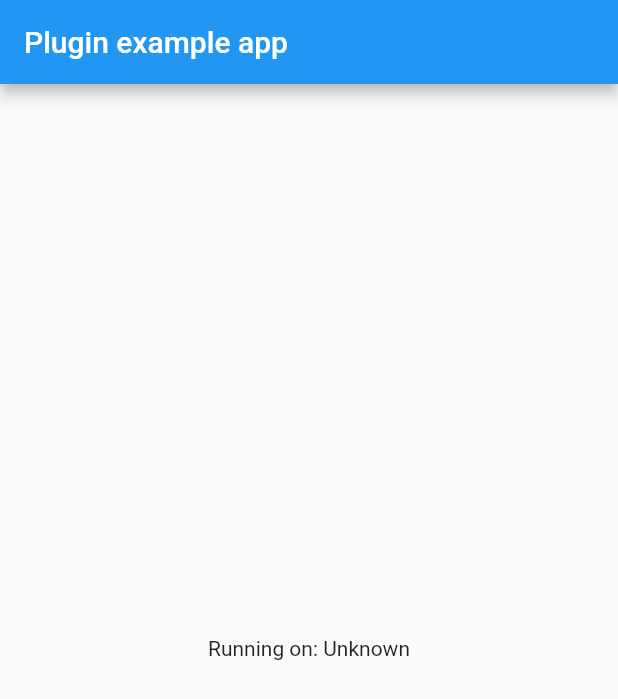
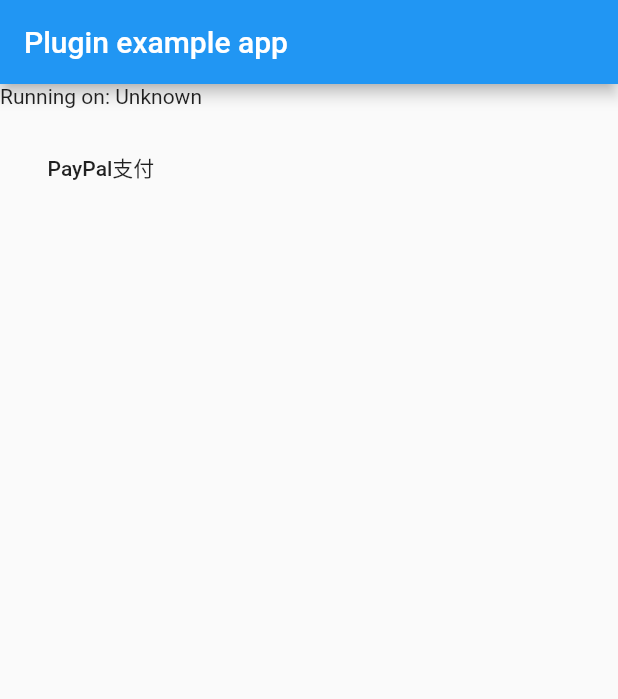
Before and after one commit to AssassinZF/zf_paypal_flutter, a Flutter app: the screen it shows after launch, on a phone screen of 412 x 824 dp. Shown: the top 699 px of the screen. Run offline on Flutter 3.47's test engine with Material 2 defaults, Android fonts, the phone set to English and light mode, and no system bars.

Commit message:
add paypal

```diff
--- a/example/lib/main.dart
+++ b/example/lib/main.dart
@@ -47,9 +47,19 @@ class _MyAppState extends State<MyApp> {
         appBar: AppBar(
           title: const Text('Plugin example app'),
         ),
-        body: Center(
-          child: Text('Running on: $_platformVersion\n'),
-        ),
+        body: Column(
+          children: <Widget>[
+             Text('Running on: $_platformVersion\n'),
+             FlatButton(
+               child: Text('PayPal支付'),
+               onPressed: (){
+                 ZfPaypalFlutter().paypal().then((res){
+                   print('>>>支付结果:' + res);
+                 });
+               },
+             )
+          ],
+        )
       ),
     );
   }
--- a/lib/zf_paypal_flutter.dart
+++ b/lib/zf_paypal_flutter.dart
@@ -15,4 +15,9 @@ class ZfPaypalFlutter {
     final String version = await _channel.invokeMethod('getPlatformVersion');
     return version;
   }
+
+  Future<String> paypal() async {
+    final String version = await _channel.invokeMethod('paypal');
+    return version;
+  }
 }
```
Also changed, not shown: 6 other files.
